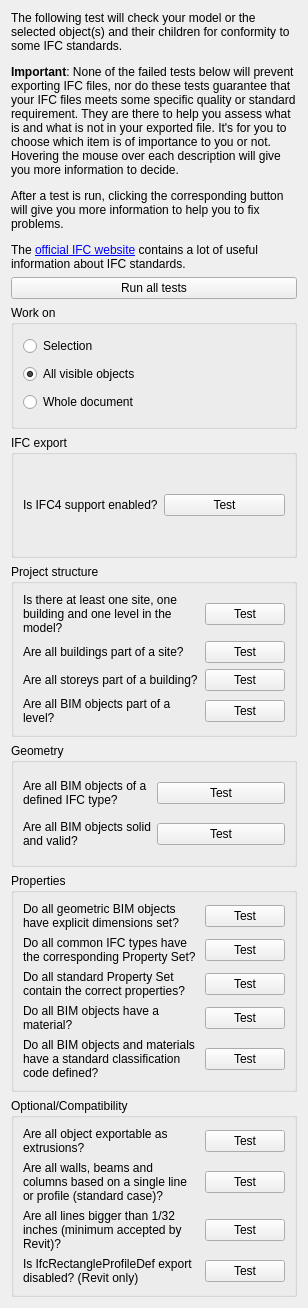
Old version of the form src/Mod/BIM/Resources/ui/dialogPreflight.ui in the repository southseact-3d/fcd.
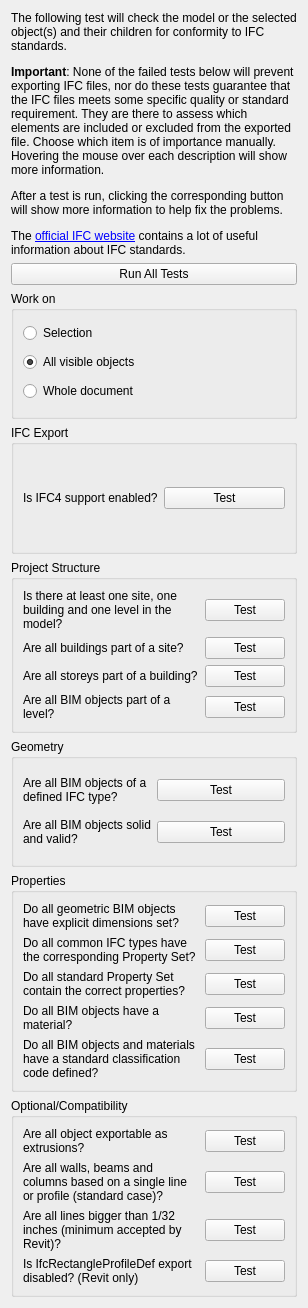
New version of the form.

Diff of the .ui file:
```diff
--- a/src/Mod/BIM/Resources/ui/dialogPreflight.ui
+++ b/src/Mod/BIM/Resources/ui/dialogPreflight.ui
@@ -17,7 +17,7 @@
    <item>
     <widget class="QLabel" name="label_7">
      <property name="text">
-      <string>&lt;html&gt;&lt;head/&gt;&lt;body&gt;&lt;p&gt;The following test will check your model or the selected object(s) and their children for conformity to some IFC standards.&lt;/p&gt;&lt;p&gt;&lt;span style=&quot; font-weight:600;&quot;&gt;Important&lt;/span&gt;: None of the failed tests below will prevent exporting IFC files, nor do these tests guarantee that your IFC files meets some specific quality or standard requirement. They are there to help you assess what is and what is not in your exported file. It's for you to choose which item is of importance to you or not. Hovering the mouse over each description will give you more information to decide.&lt;/p&gt;&lt;p&gt;After a test is run, clicking the corresponding button will give you more information to help you to fix problems.&lt;/p&gt;&lt;p&gt;The &lt;a href=&quot;http://www.buildingsmart-tech.org/specifications&quot;&gt;&lt;span style=&quot; text-decoration: underline; color:#0000ff;&quot;&gt;official IFC website&lt;/span&gt;&lt;/a&gt; contains a lot of useful information about IFC standards.&lt;/p&gt;&lt;/body&gt;&lt;/html&gt;</string>
+      <string>&lt;html&gt;&lt;head/&gt;&lt;body&gt;&lt;p&gt;The following test will check the model or the selected object(s) and their children for conformity to IFC standards.&lt;/p&gt;&lt;p&gt;&lt;span style=&quot; font-weight:600;&quot;&gt;Important&lt;/span&gt;: None of the failed tests below will prevent exporting IFC files, nor do these tests guarantee that the IFC files meets some specific quality or standard requirement. They are there to assess which elements are included or excluded from the exported file. Choose which item is of importance manually. Hovering the mouse over each description will show more information.&lt;/p&gt;&lt;p&gt;After a test is run, clicking the corresponding button will show more information to help fix the problems.&lt;/p&gt;&lt;p&gt;The &lt;a href=&quot;http://www.buildingsmart-tech.org/specifications&quot;&gt;&lt;span style=&quot; text-decoration: underline; color:#0000ff;&quot;&gt;official IFC website&lt;/span&gt;&lt;/a&gt; contains a lot of useful information about IFC standards.&lt;/p&gt;&lt;/body&gt;&lt;/html&gt;</string>
      </property>
      <property name="wordWrap">
       <bool>true</bool>
@@ -30,7 +30,7 @@
       <string>Warning, this can take some time!</string>
      </property>
      <property name="text">
-      <string>Run all tests</string>
+      <string>Run All Tests</string>
      </property>
     </widget>
    </item>
@@ -70,7 +70,7 @@
    <item>
     <widget class="QGroupBox" name="groupBox_6">
      <property name="title">
-      <string>IFC export</string>
+      <string>IFC Export</string>
      </property>
      <layout class="QGridLayout" name="gridLayout_5">
       <item row="0" column="0">
@@ -99,7 +99,7 @@
    <item>
     <widget class="QGroupBox" name="groupBox_2">
      <property name="title">
-      <string>Project structure</string>
+      <string>Project Structure</string>
      </property>
      <layout class="QGridLayout" name="gridLayout">
       <item row="3" column="1">
```
Left out of the diff: 28 changed lines with no effect on the pictures.
